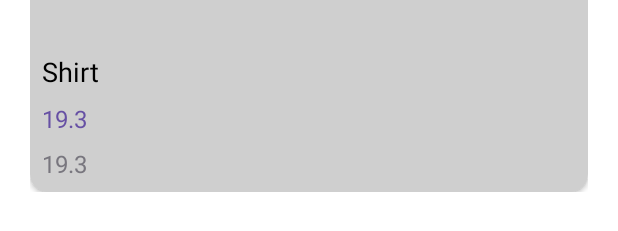
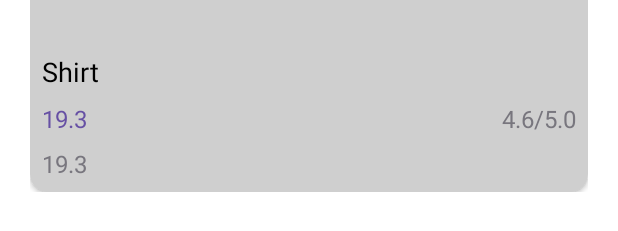
Before and after one commit to michaelsam94/StoreApp, an Android app: the layout fragment_details.xml on its own in the app's theme, with its tools: preview values and no code run, on a phone screen of 412 x 824 dp. Shown: the part 589-820 px from the top of the screen. Run offline under Robolectric (Android 15) with nearby library versions, the phone set to English and light mode, and no system bars.

Commit message:
-add rating to product details

```diff
--- a/app/src/main/java/com/example/storeapp/ui/DetailsFragment.kt
+++ b/app/src/main/java/com/example/storeapp/ui/DetailsFragment.kt
@@ -55,6 +55,7 @@ class DetailsFragment : Fragment(R.layout.fragment_details) {
             .into(binding.productImage)
         binding.productTitle.text = navArgs.product.title
         binding.productPrice.text = "${navArgs.product.price}$"
+        binding.productRating.text = "${navArgs.product.rating.rate}/5.0"
         binding.productDescription.text = navArgs.product.description
     }
 
--- a/app/src/main/res/layout/fragment_details.xml
+++ b/app/src/main/res/layout/fragment_details.xml
@@ -52,16 +52,40 @@
                         android:textSize="18sp"
                         android:textColor="@color/black"/>
 
+                    <androidx.appcompat.widget.LinearLayoutCompat
+                        android:layout_width="match_parent"
+                        android:layout_height="wrap_content"
+                        android:orientation="horizontal"
+                        android:weightSum="2">
 
                         <TextView
                             android:id="@+id/productPrice"
                             android:layout_width="wrap_content"
                             android:layout_height="wrap_content"
                             tools:text="19.3"
+                            android:layout_weight="1"
                             android:layout_marginHorizontal="8dp"
                             android:layout_marginBottom="8dp"
                             android:textSize="16sp"
                             android:textColor="@color/purple_200"/>
+
+                        <TextView
+                            android:id="@+id/productRating"
+                            android:layout_width="wrap_content"
+                            android:layout_height="wrap_content"
+                            tools:text="4.6/5.0"
+                            android:layout_gravity="end"
+                            android:gravity="end"
+                            android:layout_weight="1"
+                            android:layout_marginHorizontal="8dp"
+                            android:layout_marginBottom="8dp"
+                            android:textSize="16sp"
+                            android:textColor="@color/gray"/>
+
+
+
+                    </androidx.appcompat.widget.LinearLayoutCompat>
+
 
 
                     <TextView
```
Lines whose indentation alone changed are shown as unchanged.
